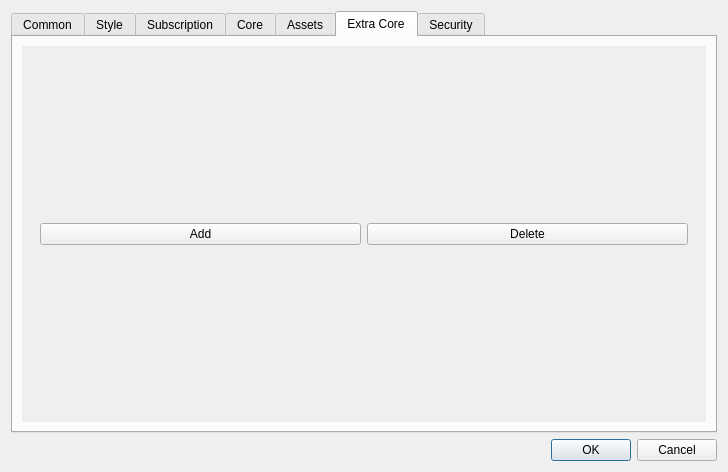
shengmo0210/nekoray, file include/ui/setting/dialog_basic_settings.ui: the form before one commit.
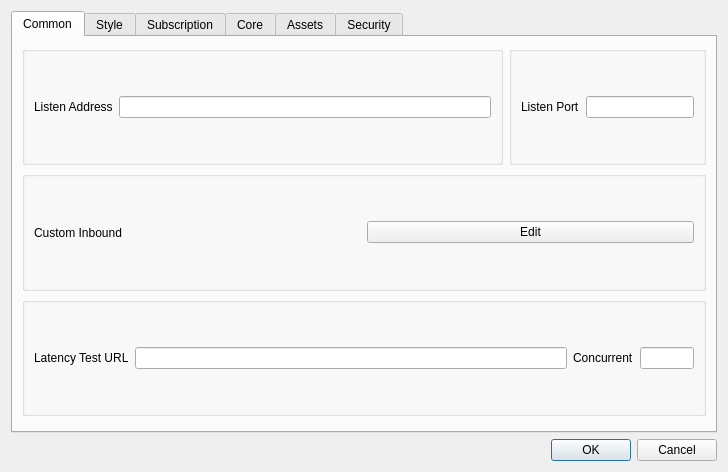
The form after the commit. The open tabs and pages were chosen to show the change. Custom widgets are drawn as their Qt base class.

Commit message: remove naive and extra core support

```diff
--- a/include/ui/setting/dialog_basic_settings.ui
+++ b/include/ui/setting/dialog_basic_settings.ui
@@ -756,61 +756,6 @@
        </item>
       </layout>
      </widget>
-     <widget class="QWidget" name="tab_6">
-      <attribute name="title">
-       <string>Extra Core</string>
-      </attribute>
-      <layout class="QVBoxLayout" name="verticalLayout_5">
-       <item>
-        <widget class="QScrollArea" name="extra_core_box_scrollArea">
-         <property name="frameShape">
-          <enum>QFrame::Shape::NoFrame</enum>
-         </property>
-         <property name="widgetResizable">
-          <bool>true</bool>
-         </property>
-         <widget class="QWidget" name="extra_core_box_scrollAreaWidgetContents">
-          <property name="geometry">
-           <rect>
-            <x>0</x>
-            <y>0</y>
-            <width>700</width>
-            <height>402</height>
-           </rect>
-          </property>
-          <layout class="QVBoxLayout" name="verticalLayout_6">
-           <item>
-            <widget class="QWidget" name="horizontalWidget_4" native="true">
-             <property name="sizePolicy">
-              <sizepolicy hsizetype="Preferred" vsizetype="Maximum">
-               <horstretch>0</horstretch>
-               <verstretch>0</verstretch>
-              </sizepolicy>
-             </property>
-             <layout class="QHBoxLayout" name="horizontalLayout_8">
-              <item>
-               <widget class="QPushButton" name="extra_core_add">
-                <property name="text">
-                 <string>Add</string>
-                </property>
-               </widget>
-              </item>
-              <item>
-               <widget class="QPushButton" name="extra_core_del">
-                <property name="text">
-                 <string>Delete</string>
-                </property>
-               </widget>
-              </item>
-             </layout>
-            </widget>
-           </item>
-          </layout>
-         </widget>
-        </widget>
-       </item>
-      </layout>
-     </widget>
      <widget class="QWidget" name="tab_5">
       <attribute name="title">
        <string>Security</string>
```
The commit also changes 31 other files.
